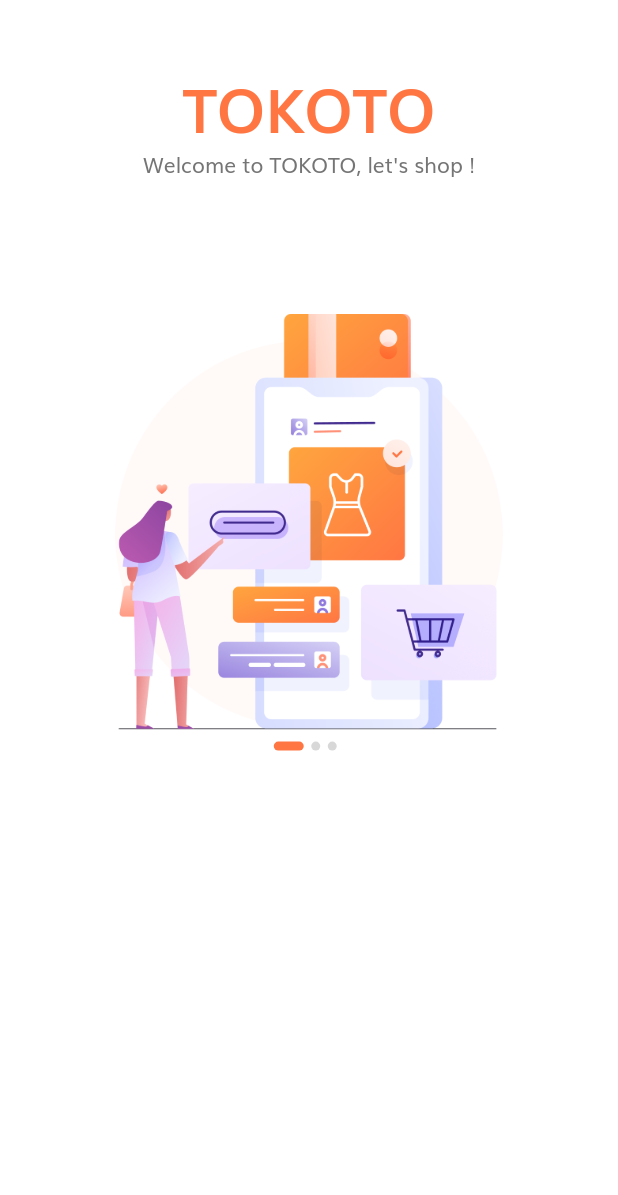
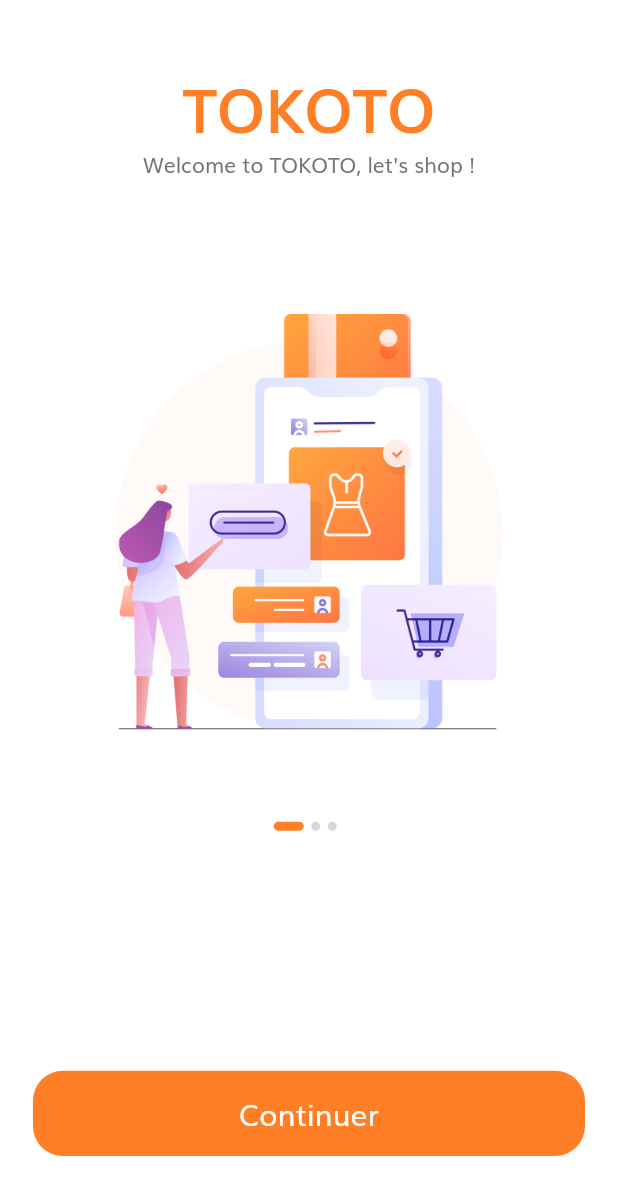
Before and after one commit to hsawadogoh/shop_flutter_ui, a Flutter app: the screen it shows after launch, on a phone screen of 412 x 824 dp. Shown: the top 1195 px of the screen. Run offline on Flutter 3.47's test engine with Material 2 defaults, Android fonts, the phone set to English and light mode, and no system bars; our stand-ins replace flutter_svg.

```diff
--- a/lib/components/body.dart
+++ b/lib/components/body.dart
@@ -1,7 +1,11 @@
+import 'package:e_commerce_flutter_ui/components/routes.dart';
 import 'package:e_commerce_flutter_ui/components/splash_content.dart';
 import 'package:e_commerce_flutter_ui/constants.dart';
+import 'package:e_commerce_flutter_ui/screens/sign_in/sign_in.dart';
 import 'package:e_commerce_flutter_ui/size_config.dart';
 import 'package:flutter/material.dart';
+
+import 'default_button.dart';
 
 class Body extends StatefulWidget {
   @override
@@ -53,15 +57,29 @@ class _Body extends State<Body> {
               ),
               Expanded(
                   flex: 2,
+                  child: Padding(
+                    padding: EdgeInsets.symmetric(
+                      horizontal: getProportionateScreenWidth(20)
+                    ),
                     child: Column(
                       children: [
+                        Spacer(),
                         Row(
                           mainAxisAlignment: MainAxisAlignment.center,
                           children: List.generate(
                               splashs.length,
                                   (index) => buildDot(index: index)),
-                      )
+                        ),
+                        Spacer(flex: 3,),
+                        DefaultButton(
+                          text: 'Continuer',
+                          press: () {
+                            Navigator.pushNamed(context, SignInScreen.routeName);
+                          },
+                        ),
+                        Spacer()
                       ],
+                    ),
                   )
               )
             ],
--- /dev/null
+++ b/lib/components/default_button.dart
@@ -0,0 +1,34 @@
+import 'package:flutter/material.dart';
+
+import '../constants.dart';
+import '../size_config.dart';
+
+class DefaultButton extends StatelessWidget {
+  const DefaultButton({
+    Key key, this.text, this.press,
+  }) : super(key: key);
+  final String text;
+  final Function press;
+
+  @override
+  Widget build(BuildContext context) {
+    return SizedBox(
+      width: double.infinity,
+      height: getProportionateScreenHeight(56),
+      child: FlatButton(
+        color: kPrimaryColor,
+        shape: RoundedRectangleBorder(
+            borderRadius: BorderRadius.circular(20)
+        ),
+        onPressed: press,
+        child: Text(
+          text,
+          style: TextStyle(
+              color: Colors.white,
+              fontSize: getProportionateScreenWidth(18)
+          ),
+        ),
+      ),
+    );
+  }
+}
--- /dev/null
+++ b/lib/components/routes.dart
@@ -0,0 +1,10 @@
+import 'package:e_commerce_flutter_ui/screens/sign_in/sign_in.dart';
+import 'package:flutter/material.dart';
+import 'package:e_commerce_flutter_ui/screens/splash/splash_screen.dart';
+
+
+final Map <String, WidgetBuilder> routes = {
+  SplashScreen.routeName: (context) => SplashScreen(),
+
+  SignInScreen.routeName: (context) => SignInScreen(),
+};
--- a/lib/constants.dart
+++ b/lib/constants.dart
@@ -1,11 +1,12 @@
 import 'package:flutter/material.dart';
-
-const kPrimaryColor = Color(0xFFFF7643);
+// ff7f27
+// FF7643
+const kPrimaryColor = Color(0xFFFF7F27);
 const kPrimaryLightColor = Color(0xFFFFECDF);
 const kPrimaryGradientColor = LinearGradient(
   begin: Alignment.topLeft,
   end: Alignment.bottomRight,
-  colors: [Color(0xFFFFA53E), Color(0xFFFF7643)]
+  colors: [Color(0xFFFFA53E), Color(0xFFFF7F27)]
 );
 
 const kSecondaryColor = Color(0xFF979797);
--- a/lib/main.dart
+++ b/lib/main.dart
@@ -1,6 +1,9 @@
+import 'package:e_commerce_flutter_ui/components/routes.dart';
 import 'package:e_commerce_flutter_ui/constants.dart';
 import 'package:e_commerce_flutter_ui/screens/splash/splash_screen.dart';
 import 'package:flutter/material.dart';
+
+import 'components/theme_data.dart';
 
 void main() {
   runApp(MyApp());
@@ -12,16 +15,9 @@ class MyApp extends StatelessWidget {
     return MaterialApp(
       title: 'Ecommerce Flutter UI',
       debugShowCheckedModeBanner: false,
-      theme: ThemeData(
-        scaffoldBackgroundColor: Colors.white,
-        fontFamily: "Muli",
-        textTheme: TextTheme(
-          bodyText1: TextStyle(color: kTextColor),
-          bodyText2: TextStyle(color: kTextColor)
-        ),
-        visualDensity: VisualDensity.adaptivePlatformDensity,
-      ),
-      home: SplashScreen(),
+      theme: theme(),
+      initialRoute: SplashScreen.routeName,
+      routes: routes,
     );
   }
 }
--- a/lib/screens/splash/splash_screen.dart
+++ b/lib/screens/splash/splash_screen.dart
@@ -3,6 +3,7 @@ import 'package:e_commerce_flutter_ui/size_config.dart';
 import 'package:flutter/material.dart';
 
 class SplashScreen extends StatelessWidget {
+  static final routeName = "/splash";
   @override
   Widget build(BuildContext context) {
     SizeConfig().init(context);
@@ -10,5 +11,4 @@ class SplashScreen extends StatelessWidget {
      body: Body(),
    );
   }
-
 }
```
Also changed, not shown: lib/components/custom_suffix_icon.dart (added, +27 -0 lines), lib/components/theme_data.dart (added, +59 -0 lines), lib/screens/sign_in/components/sign_in_body.dart (added, +143 -0 lines), lib/screens/sign_in/sign_in.dart (added, +18 -0 lines). Lines whose indentation alone changed are shown as unchanged.
